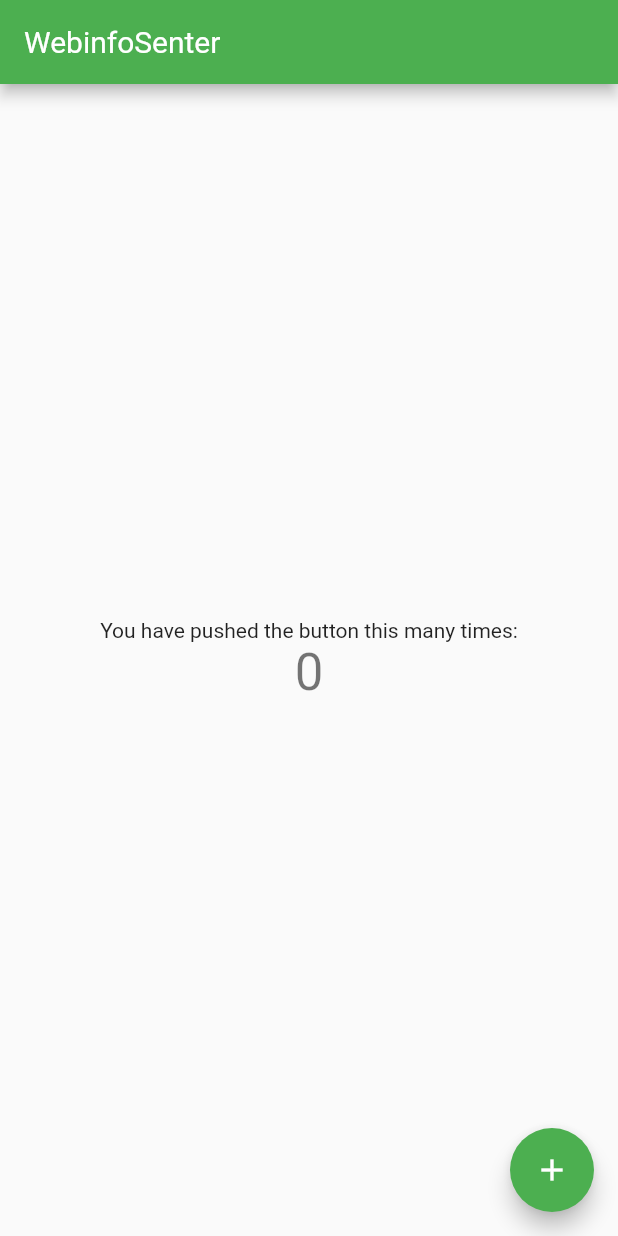
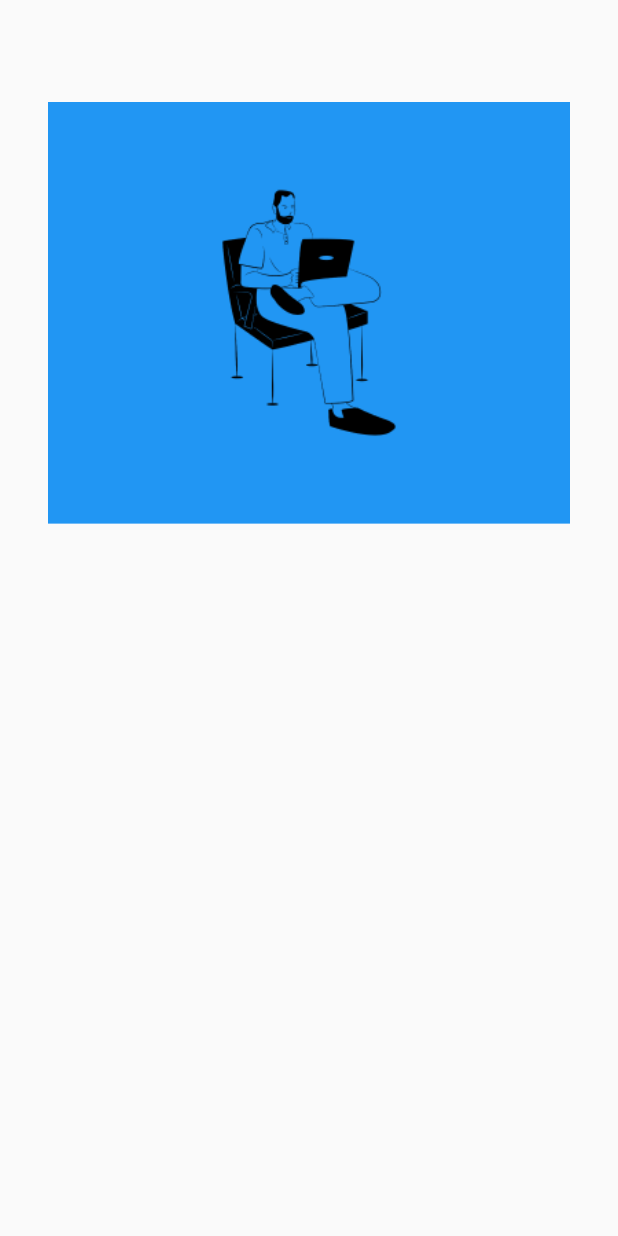
Before and after one commit to zulham-dahlan/WebinfoSenter, a Flutter app: the screen it shows after launch, on a phone screen of 412 x 824 dp. Run offline on Flutter 3.47's test engine with Material 2 defaults, Android fonts, the phone set to English and light mode, and no system bars.

Commit message:
Menambahkan dummy images ke OnBoarding screen

```diff
--- a/lib/ui/onBoarding_screen.dart
+++ b/lib/ui/onBoarding_screen.dart
@@ -1,50 +1,28 @@
 import 'package:flutter/material.dart';
 
-class OnBoarding extends StatefulWidget {
-  const OnBoarding({Key? key, required this.title}) : super(key: key);
-
-
-  final String title;
-
-  @override
-  State<OnBoarding> createState() => _OnBoarding();
-}
-
-class _OnBoarding extends State<OnBoarding> {
-  int _counter = 0;
-
-  void _incrementCounter() {
-    setState(() {
-      _counter++;
-    });
-  }
+class OnBoarding extends StatelessWidget {
+  const OnBoarding({Key? key}) : super(key: key);
 
   @override
   Widget build(BuildContext context) {
-
     return Scaffold(
-      appBar: AppBar(
-        title: Text(widget.title),
-      ),
-      body: Center(
-        child: Column(
-          mainAxisAlignment: MainAxisAlignment.center,
-          children: <Widget>[
-            const Text(
-              'You have pushed the button this many times:',
+      body: SingleChildScrollView(
+        child: SafeArea(
+          child: Container(
+            margin: EdgeInsets.all(20),
+            child: Column(
+              children: [
+                Container(
+                  color: Colors.blue,
+                  child: Image.asset('assets/man-working-from-home.png'),
+                  margin: EdgeInsets.only(top:48,right: 12,left: 12,bottom: 84),
+                  padding: EdgeInsets.all(20),
+                )
+              ],
             ),
-            Text(
-              '$_counter',
-              style: Theme.of(context).textTheme.headline4,
-            ),
-          ],
+          ),
         ),
       ),
-      floatingActionButton: FloatingActionButton(
-        onPressed: _incrementCounter,
-        tooltip: 'Increment',
-        child: const Icon(Icons.add),
-      ), // This trailing comma makes auto-formatting nicer for build methods.
     );
   }
 }
--- a/lib/ui/splash_screen.dart
+++ b/lib/ui/splash_screen.dart
@@ -15,7 +15,7 @@ class _SplashScreen extends State<SplashScreen> {
     Timer(
         Duration(seconds: 4),
             () => Navigator.pushReplacement(
-            context, MaterialPageRoute(builder: (context) => OnBoarding(title: 'WebinfoSenter',))));
+            context, MaterialPageRoute(builder: (context) => OnBoarding())));
   }
 
   @override
```
Also changed, not shown: 1 other file.
